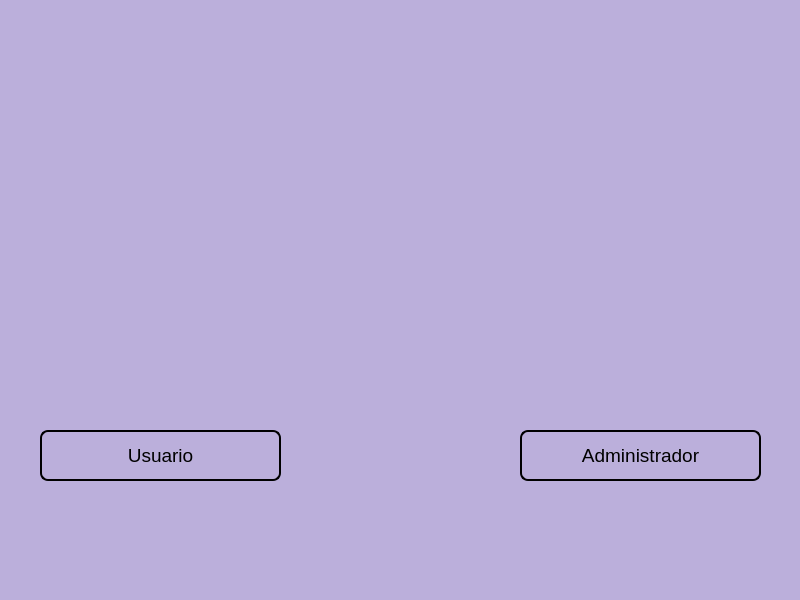
mixano611/PROYECTO_PRG_POO_PY, file BIBLIOTECA_PROY/assets/login.ui: the form before one commit.
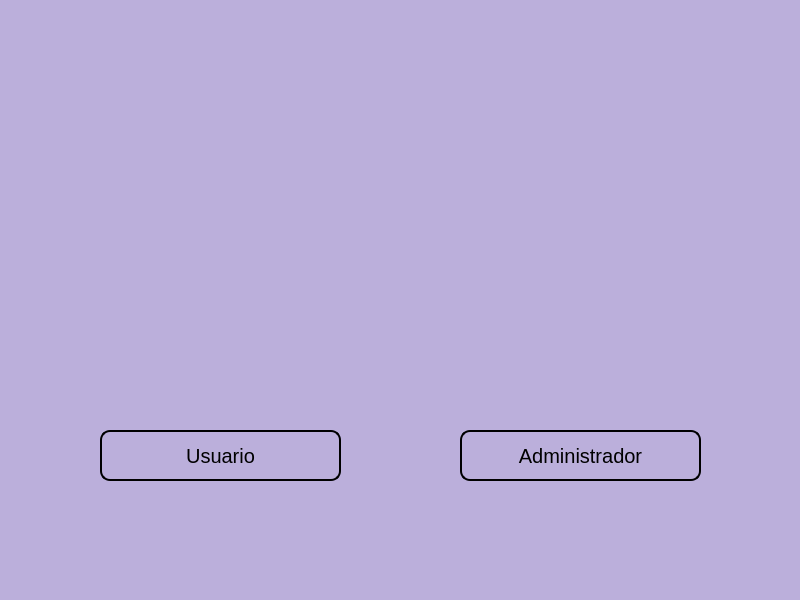
The form after the commit. Icons and pictures are not drawn.

Diff of the .ui file:
```diff
--- a/BIBLIOTECA_PROY/assets/login.ui
+++ b/BIBLIOTECA_PROY/assets/login.ui
@@ -111,7 +111,7 @@
    <widget class="QPushButton" name="btnUsuario">
     <property name="geometry">
      <rect>
-      <x>40</x>
+      <x>100</x>
       <y>430</y>
       <width>241</width>
       <height>51</height>
@@ -119,13 +119,24 @@
     </property>
     <property name="font">
      <font>
-      <pointsize>14</pointsize>
+      <pointsize>-1</pointsize>
      </font>
     </property>
     <property name="styleSheet">
      <string notr="true">QPushButton{
 	border: 2px solid #000000;
-	border-radius: 8px;
+	border-radius: 10px;
+	background-color: #BBAFDB;
+	color: black;
+	font-size: 20px;
+	cursor: pointer;
+  	transition: transform 0.2s ease, background-color 0.2s ease;
+}
+
+QPushButton:hover {
+  	transform: scale(1.1);
+ 	background-color: #8E7CC3;
+	transform: translateY(-2px);
 }</string>
     </property>
     <property name="text">
@@ -135,7 +146,7 @@
    <widget class="QPushButton" name="btnAdmin">
     <property name="geometry">
      <rect>
-      <x>520</x>
+      <x>460</x>
       <y>430</y>
       <width>241</width>
       <height>51</height>
@@ -143,13 +154,24 @@
     </property>
     <property name="font">
      <font>
-      <pointsize>14</pointsize>
+      <pointsize>-1</pointsize>
      </font>
     </property>
     <property name="styleSheet">
      <string notr="true">QPushButton{
 	border: 2px solid #000000;
-	border-radius: 8px;
+	border-radius: 10px;
+	background-color: #BBAFDB;
+	color: black;
+	font-size: 20px;
+	cursor: pointer;
+  	transition: transform 0.2s ease, background-color 0.2s ease;
+}
+
+QPushButton:hover {
+  	transform: scale(1.1);
+ 	background-color: #8E7CC3;
+	transform: translateY(-2px);
 }</string>
     </property>
     <property name="text">
@@ -160,11 +182,28 @@
     <property name="geometry">
      <rect>
       <x>200</x>
-      <y>10</y>
+      <y>30</y>
       <width>381</width>
       <height>341</height>
      </rect>
     </property>
+    <property name="cursor">
+     <cursorShape>OpenHandCursor</cursorShape>
+    </property>
+    <property name="styleSheet">
+     <string notr="true">QLabel{
+	border-radius: 130px;
+	background-color: #BBAFDB;
+	cursor: pointer;
+  	transition: transform 0.2s ease, background-color 0.2s ease;
+}
+
+QLabel:hover {
+  	transform: scale(1.1);
+ 	background-color: #8E7CC3;
+	transform: translateY(-2px);
+}</string>
+    </property>
     <property name="text">
      <string/>
     </property>
```
Left out of the diff: 6 changed lines with no effect on the pictures.
